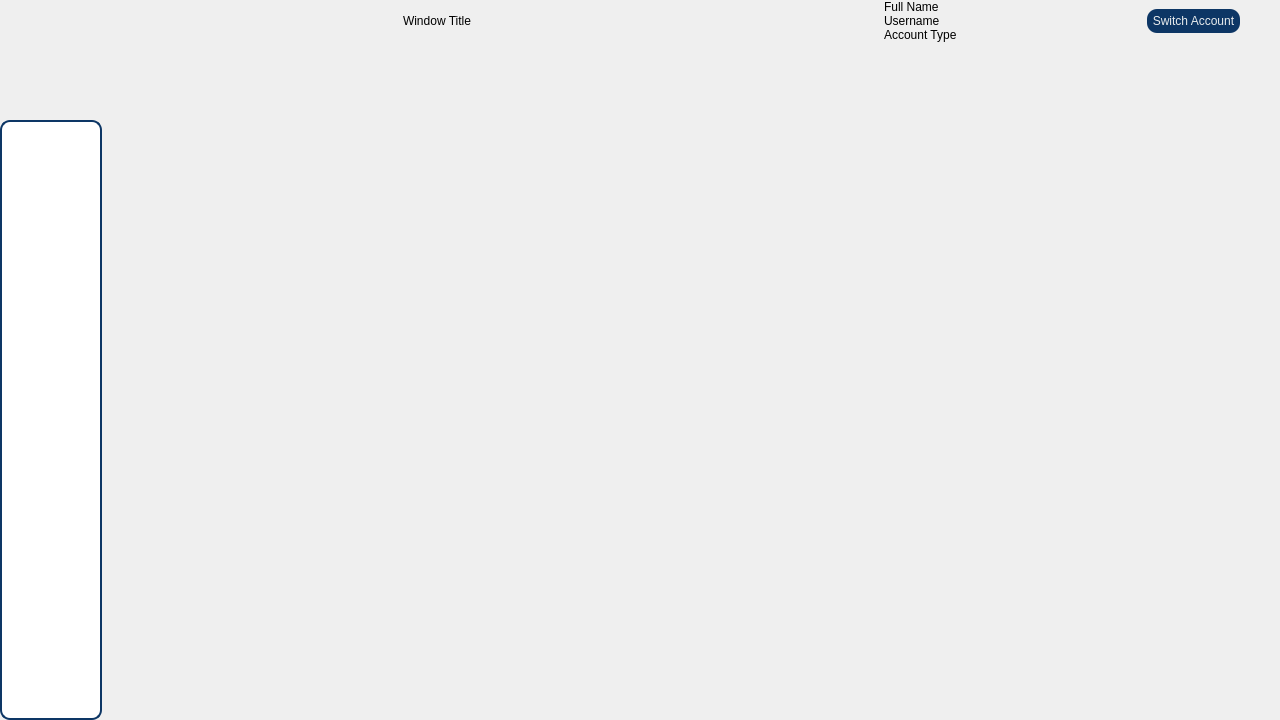
Old version of the form inquirywindow.ui in the repository PeteCastle/SoftwareDesignCaseStudy.
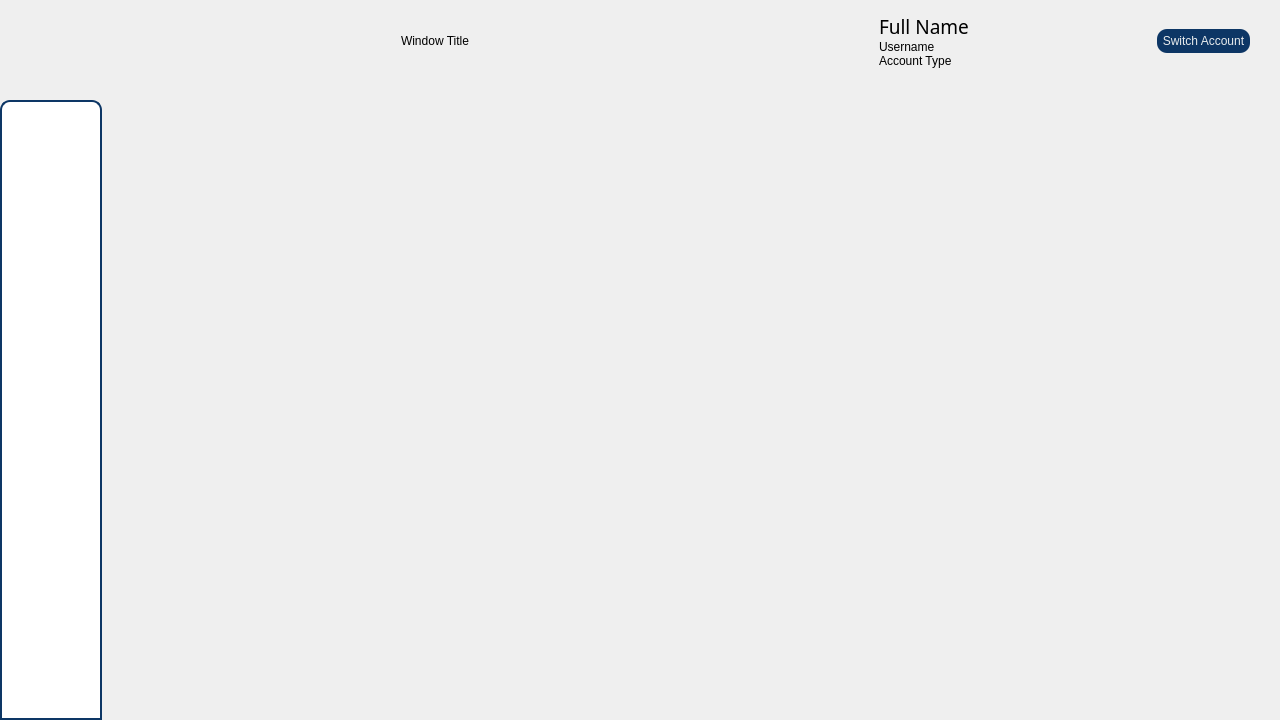
New version of the form. Icons and pictures are not drawn.

Diff of the .ui file:
```diff
--- a/inquirywindow.ui
+++ b/inquirywindow.ui
@@ -74,15 +74,6 @@
     height: 10px;
     }
 
-QListView{
-font: 9pt &quot;Joan&quot;;
-    border: 2px solid gray;
-    border-radius: 10px;
-	border-color: rgb(13, 54, 101);
-     padding:4px 4px 4px 4px;
-    background: white;
-    selection-background-color: darkgray;
-}
 
 QRadioButton::indicator::unchecked{ 
 border: 1px solid; 
@@ -181,7 +172,7 @@
      <number>0</number>
     </property>
     <item>
-     <layout class="QVBoxLayout" name="verticalLayout" stretch="0,0,85">
+     <layout class="QVBoxLayout" name="verticalLayout" stretch="0,85">
       <property name="sizeConstraint">
        <enum>QLayout::SetDefaultConstraint</enum>
       </property>
@@ -202,23 +193,31 @@
        </widget>
       </item>
       <item>
-       <spacer name="verticalSpacer">
-        <property name="orientation">
-         <enum>Qt::Vertical</enum>
+       <widget class="QListWidget" name="MainMenu">
+        <property name="styleSheet">
+         <string notr="true">QListView{
+font: 9pt &quot;Joan&quot;;
+    border: 2px solid gray;
+    border-top-right-radius: 10px;
+	border-top-left-radius: 10px;
+	border-color: rgb(13, 54, 101);
+     padding:4px 4px 4px 4px;
+    background: white;
+    selection-background-color: darkgray;
+}
+
+QListView::item:selected {
+	background-color: rgb(206, 44, 44);
+	color: rgb(255, 255, 255);
+}
+
+QListView::item:hover {
+    background-color: rgb(255, 192, 192);
+	color:rgb(0, 0, 0);
+	
+}</string>
         </property>
-        <property name="sizeType">
-         <enum>QSizePolicy::Fixed</enum>
-        </property>
-        <property name="sizeHint" stdset="0">
-         <size>
-          <width>20</width>
-          <height>20</height>
-         </size>
-        </property>
-       </spacer>
-      </item>
-      <item>
-       <widget class="QListWidget" name="MainMenu"/>
+       </widget>
       </item>
      </layout>
     </item>
@@ -228,14 +227,20 @@
        <number>0</number>
       </property>
       <item>
-       <layout class="QHBoxLayout" name="horizontalLayout_2" stretch="60,10,20,0,0,0">
-        <item>
+       <layout class="QHBoxLayout" name="horizontalLayout_2" stretch="60,10,20,5,0,0">
+        <property name="topMargin">
+         <number>10</number>
+        </property>
+        <property name="rightMargin">
+         <number>20</number>
+        </property>
+        <item alignment="Qt::AlignHCenter|Qt::AlignVCenter">
          <widget class="QLabel" name="WindowTitleLabel">
           <property name="styleSheet">
            <string notr="true">font: bold 12pt &quot;heebo&quot;;</string>
           </property>
           <property name="text">
-           <string>&lt;html&gt;&lt;head/&gt;&lt;body&gt;&lt;p align=&quot;center&quot;&gt;Window Title&lt;/p&gt;&lt;/body&gt;&lt;/html&gt;</string>
+           <string>Window Title</string>
           </property>
           <property name="alignment">
            <set>Qt::AlignCenter</set>
@@ -251,8 +256,32 @@
         </item>
         <item>
          <layout class="QVBoxLayout" name="verticalLayout_3">
+          <property name="spacing">
+           <number>0</number>
+          </property>
+          <item>
+           <spacer name="verticalSpacer">
+            <property name="orientation">
+             <enum>Qt::Vertical</enum>
+            </property>
+            <property name="sizeHint" stdset="0">
+             <size>
+              <width>20</width>
+              <height>40</height>
+             </size>
+            </property>
+           </spacer>
+          </item>
           <item>
            <widget class="QLabel" name="FullNameLabel">
+            <property name="font">
+             <font>
+              <family>13 heebo</family>
+              <pointsize>14</pointsize>
+              <italic>false</italic>
+              <bold>false</bold>
+             </font>
+            </property>
             <property name="styleSheet">
              <string notr="true">font:12pt &quot;heebo&quot;;</string>
             </property>
@@ -281,6 +310,19 @@
             </property>
            </widget>
           </item>
+          <item>
+           <spacer name="verticalSpacer_2">
+            <property name="orientation">
+             <enum>Qt::Vertical</enum>
+            </property>
+            <property name="sizeHint" stdset="0">
+             <size>
+              <width>20</width>
+              <height>40</height>
+             </size>
+            </property>
+           </spacer>
+          </item>
          </layout>
         </item>
         <item>
@@ -290,14 +332,20 @@
           </property>
           <property name="sizeHint" stdset="0">
            <size>
-            <width>40</width>
+            <width>10</width>
             <height>20</height>
            </size>
           </property>
          </spacer>
         </item>
-        <item>
+        <item alignment="Qt::AlignHCenter">
          <widget class="QPushButton" name="LogoutButton">
+          <property name="sizePolicy">
+           <sizepolicy hsizetype="Minimum" vsizetype="Maximum">
+            <horstretch>0</horstretch>
+            <verstretch>0</verstretch>
+           </sizepolicy>
+          </property>
           <property name="text">
            <string>Switch Account</string>
           </property>
@@ -308,10 +356,13 @@
           <property name="orientation">
            <enum>Qt::Horizontal</enum>
           </property>
+          <property name="sizeType">
+           <enum>QSizePolicy::Expanding</enum>
+          </property>
           <property name="sizeHint" stdset="0">
            <size>
-            <width>40</width>
-            <height>20</height>
+            <width>10</width>
+            <height>5</height>
            </size>
           </property>
          </spacer>
```
Left out of the diff: 4 changed lines with no effect on the pictures.
